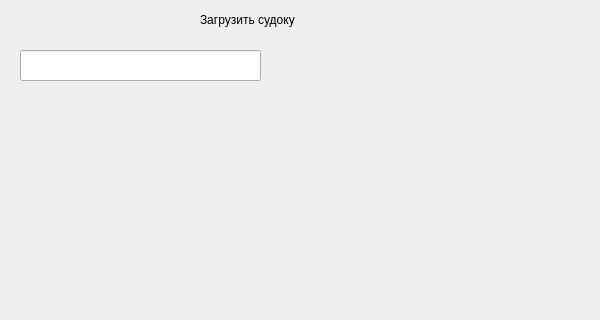
Old version of the form ui/upload_sudoku.ui in the repository glebvi1/YandexSudoku; both pictures show x 0 to 600 and y 0 to 320 of the 600 by 600 pixel window.
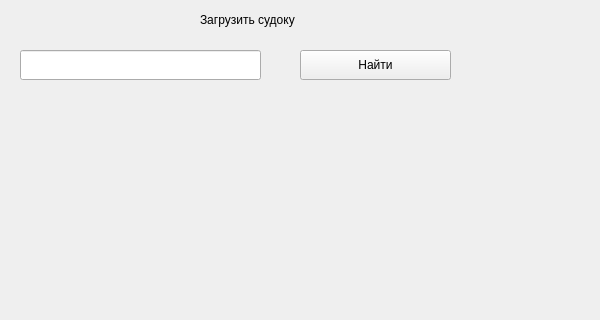
New version of the form.

Diff of the .ui file:
```diff
--- a/ui/upload_sudoku.ui
+++ b/ui/upload_sudoku.ui
@@ -32,10 +32,23 @@
      <x>20</x>
      <y>50</y>
      <width>241</width>
-     <height>31</height>
+     <height>30</height>
     </rect>
    </property>
   </widget>
+  <widget class="QPushButton" name="btn_search">
+   <property name="geometry">
+    <rect>
+     <x>300</x>
+     <y>50</y>
+     <width>151</width>
+     <height>30</height>
+    </rect>
+   </property>
+   <property name="text">
+    <string>Найти</string>
+   </property>
+  </widget>
  </widget>
  <resources/>
  <connections/>
```
